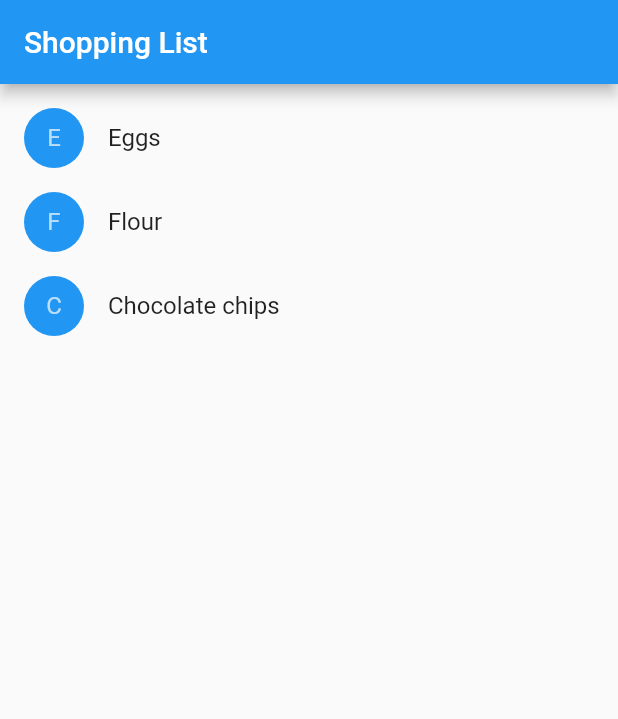
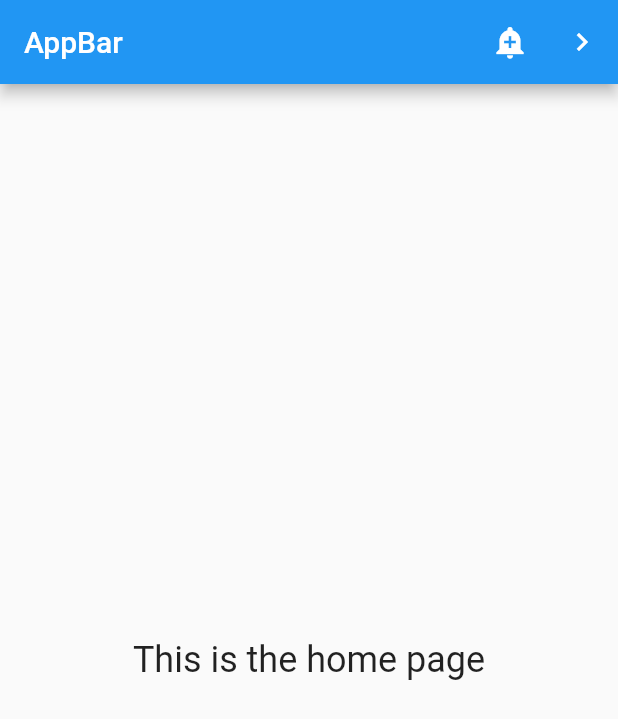
Before and after one commit to RishikantSri/flutterpro, a Flutter app: the screen it shows after launch, on a phone screen of 412 x 824 dp. Shown: the top 719 px of the screen. Run offline on Flutter 3.47's test engine with Material 2 defaults, Android fonts, the phone set to English and light mode, and no system bars.

Commit message:
App Bar, with home page and next page

```diff
--- a/lib/main.dart
+++ b/lib/main.dart
@@ -1,125 +1,69 @@
 import 'package:flutter/material.dart';
 
-class Product {
-  const Product({required this.name});
+/// Flutter code sample for AppBar.
 
-  final String name;
-}
 
-typedef CartChangedCallback = Function(Product product, bool inCart);
-
-class ShoppingListItem extends StatelessWidget {
-  ShoppingListItem({
-    required this.product,
-    required this.inCart,
-    required this.onCartChanged,
-  }) : super(key: ObjectKey(product));
-
-  final Product product;
-  final bool inCart;
-  final CartChangedCallback onCartChanged;
-
-  Color _getColor(BuildContext context) {
-    // The theme depends on the BuildContext because different
-    // parts of the tree can have different themes.
-    // The BuildContext indicates where the build is
-    // taking place and therefore which theme to use.
-
-    return inCart //
-        ? Colors.black54
-        : Theme.of(context).primaryColor;
-  }
-
-  TextStyle? _getTextStyle(BuildContext context) {
-    if (!inCart) return null;
-
-    return const TextStyle(
-      color: Colors.black54,
-      decoration: TextDecoration.lineThrough,
-    );
-  }
+class AppBarApp extends StatelessWidget {
+  const AppBarApp({super.key});
 
   @override
   Widget build(BuildContext context) {
-    return ListTile(
-      onTap: () {
-        onCartChanged(product, inCart);
-      },
-      leading: CircleAvatar(
-        backgroundColor: _getColor(context),
-        child: Text(product.name[0]),
+    return const MaterialApp(
+      home: AppBarExample(),
+    );
+  }
+}
+
+class AppBarExample extends StatelessWidget {
+  const AppBarExample({super.key});
+
+  @override
+  Widget build(BuildContext context) {
+    return Scaffold(
+      appBar: AppBar(
+        title: const Text('AppBar'),
+        actions: <Widget>[
+          IconButton(
+            icon: const Icon(Icons.add_alert),
+            tooltip: 'Show Snackbar',
+            onPressed: () {
+              ScaffoldMessenger.of(context).showSnackBar(
+                  const SnackBar(content: Text('This is a snackbar')));
+            },
+          ),
+          IconButton(
+            icon: const Icon(Icons.navigate_next),
+            tooltip: 'Go to the next page',
+            onPressed: () {
+              Navigator.push(context, MaterialPageRoute<void>(
+                builder: (BuildContext context) {
+                  return Scaffold(
+                    appBar: AppBar(
+                      title: const Text('Next page'),
+                    ),
+                    body: const Center(
+                      child: Text(
+                        'This is the next page',
+                        style: TextStyle(fontSize: 24),
+                      ),
+                    ),
+                  );
+                },
+              ));
+            },
+          ),
+        ],
       ),
-      title: Text(
-        product.name,
-        style: _getTextStyle(context),
+      body: const Center(
+        child: Text(
+          'This is the home page',
+          style: TextStyle(fontSize: 24),
+        ),
       ),
     );
   }
 }
 
-class ShoppingList extends StatefulWidget {
-  const ShoppingList({required this.products, super.key});
-
-  final List<Product> products;
-
-  // The framework calls createState the first time
-  // a widget appears at a given location in the tree.
-  // If the parent rebuilds and uses the same type of
-  // widget (with the same key), the framework re-uses
-  // the State object instead of creating a new State object.
-
-  @override
-  State<ShoppingList> createState() => _ShoppingListState();
-}
-
-class _ShoppingListState extends State<ShoppingList> {
-  final _shoppingCart = <Product>{};
-
-  void _handleCartChanged(Product product, bool inCart) {
-    setState(() {
-      // When a user changes what's in the cart, you need
-      // to change _shoppingCart inside a setState call to
-      // trigger a rebuild.
-      // The framework then calls build, below,
-      // which updates the visual appearance of the app.
-
-      if (!inCart) {
-        _shoppingCart.add(product);
-      } else {
-        _shoppingCart.remove(product);
-      }
-    });
-  }
-
-  @override
-  Widget build(BuildContext context) {
-    return Scaffold(
-      appBar: AppBar(
-        title: const Text('Shopping List'),
-      ),
-      body: ListView(
-        padding: const EdgeInsets.symmetric(vertical: 8),
-        children: widget.products.map((product) {
-          return ShoppingListItem(
-            product: product,
-            inCart: _shoppingCart.contains(product),
-            onCartChanged: _handleCartChanged,
-          );
-        }).toList(),
-      ),
-    );
-  }
-}
-
-void main() {
-  runApp(const MaterialApp(
-    title: 'Shopping App',
-    home: ShoppingList(
-      products: [
-        Product(name: 'Eggs'),
-        Product(name: 'Flour'),
-        Product(name: 'Chocolate chips'),
-      ],
-    ),
-  ));
-}
+void main() => runApp(
+  const AppBarApp()
+);
```
